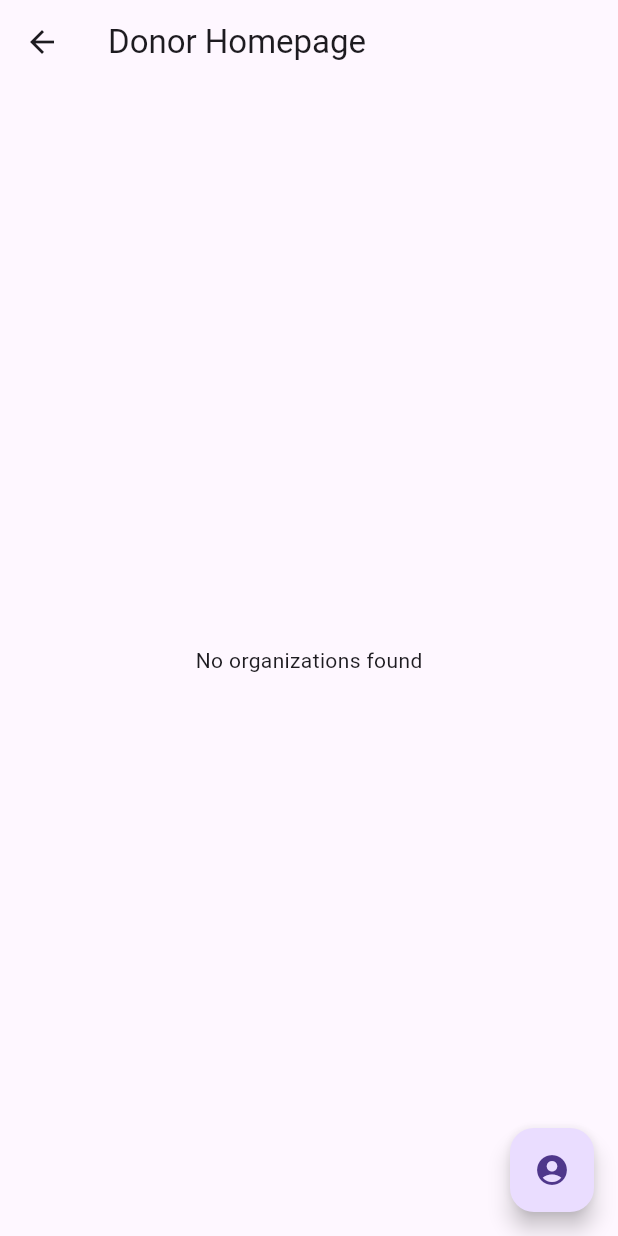
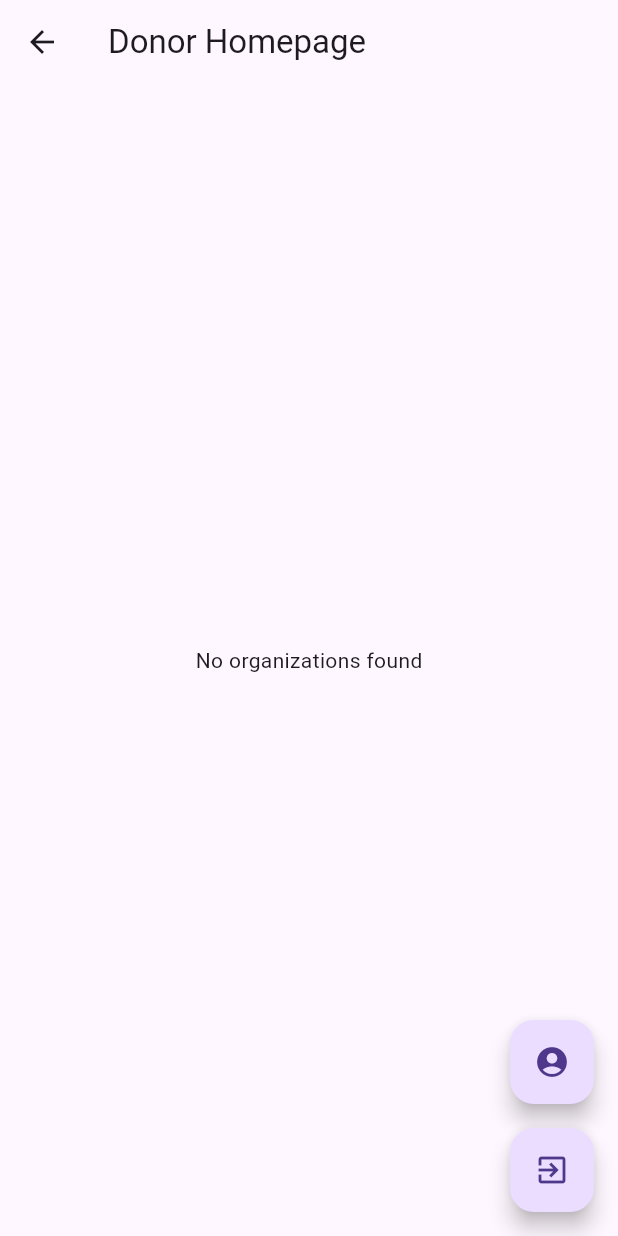
Before and after one commit to ICS-CMSC-23/donation-drive-app, a Flutter app: the DonorPage screen opened by its route, on a phone screen of 412 x 824 dp. Run offline on Flutter 3.47's test engine with Material 3 defaults, Android fonts, the phone set to English and light mode, and no system bars; our stand-ins replace cloud_firestore, email_validator, firebase_auth, firebase_core; accounts and stored records are empty.

Commit message:
feat: added sign out button

```diff
--- a/lib/screens/donor/donor_page.dart
+++ b/lib/screens/donor/donor_page.dart
@@ -1,6 +1,7 @@
 import 'package:flutter/material.dart';
 import 'package:provider/provider.dart';
 import '../../providers/organization_provider.dart';
+import '../../providers/auth_provider.dart'; // Import the auth provider
 import 'donor_profile.dart';
 import 'donate_form.dart';
 import '../../models/organization_model.dart';
@@ -33,6 +34,9 @@ class _DonorPageState extends State<DonorPage> {
 
   @override
   Widget build(BuildContext context) {
+    final authProvider =
+        Provider.of<MyAuthProvider>(context); // Get the auth provider
+
     return Scaffold(
       appBar: AppBar(
         title: const Text("Donor Homepage"),
@@ -73,7 +77,11 @@ class _DonorPageState extends State<DonorPage> {
           );
         },
       ),
-      floatingActionButton: FloatingActionButton(
+      floatingActionButton: Column(
+        mainAxisAlignment: MainAxisAlignment.end,
+        children: [
+          FloatingActionButton(
+            heroTag: 'profileButton',
             child: const Icon(Icons.account_circle),
             onPressed: () {
               Navigator.push(
@@ -81,6 +89,17 @@ class _DonorPageState extends State<DonorPage> {
                 MaterialPageRoute(builder: (context) => DonorProfile()),
               );
             },
+          ),
+          const SizedBox(height: 16), // Add some space between the buttons
+          FloatingActionButton(
+            heroTag: 'signOutButton',
+            child: const Icon(Icons.exit_to_app),
+            onPressed: () async {
+              await authProvider.signOut();
+              Navigator.pop(context);
+            },
+          ),
+        ],
       ),
     );
   }
```
Also changed, not shown: lib/screens/organization/organization_page.dart (+12 -0 lines). Lines whose indentation alone changed are shown as unchanged.
